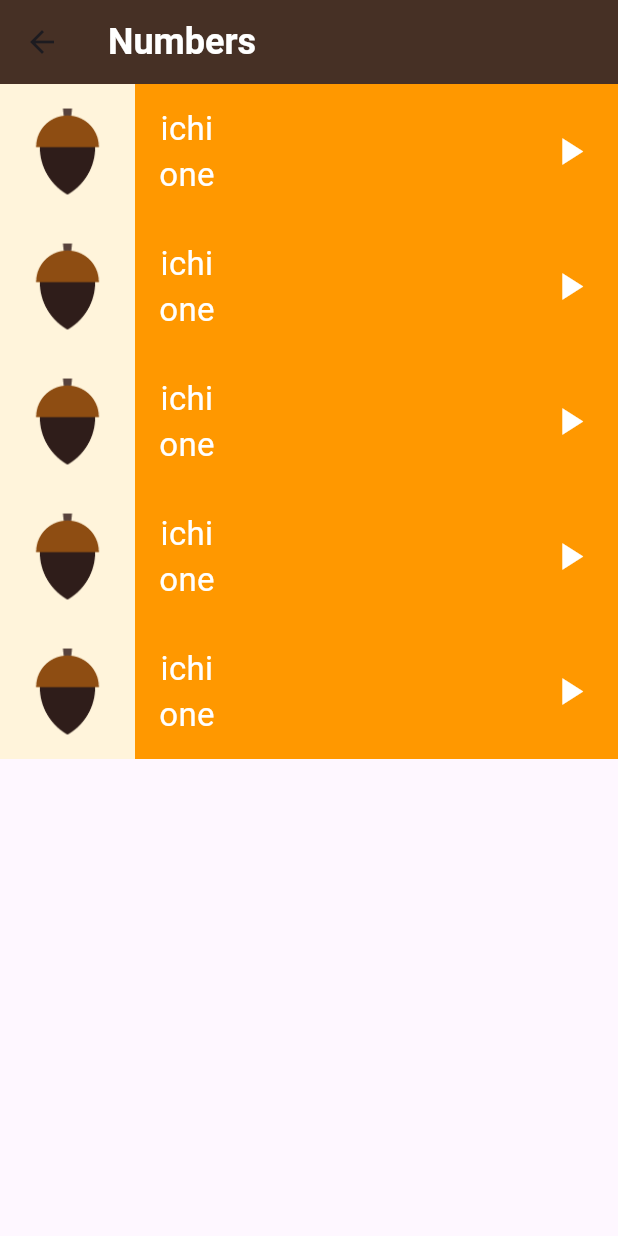
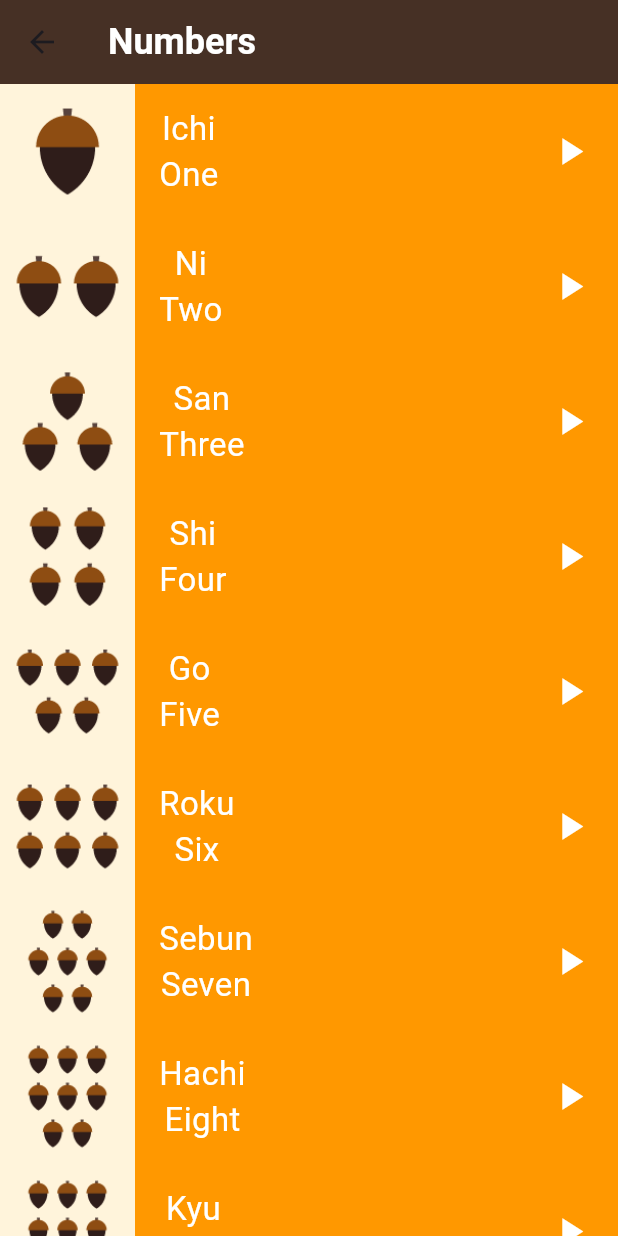
Before and after one commit to OsamaAliLasheen/toku_app, a Flutter app: the NumbersPage screen opened by its route, on a phone screen of 412 x 824 dp. Run offline on Flutter 3.47's test engine with Material 3 defaults, Android fonts, the phone set to English and light mode, and no system bars.

Commit message:
-Added numbers 1 -> 9.

```diff
--- a/lib/screens/numbers_page.dart
+++ b/lib/screens/numbers_page.dart
@@ -7,8 +7,48 @@ class NumbersPage extends StatelessWidget {
 
   Number one = const Number(
     image: 'assets/images/numbers/number_one.png',
-    jpName: 'ichi',
-    engName: 'one',
+    jpName: 'Ichi',
+    engName: 'One',
+  );
+  Number two = const Number(
+    image: 'assets/images/numbers/number_two.png',
+    jpName: 'Ni',
+    engName: 'Two',
+  );
+  Number three = const Number(
+    image: 'assets/images/numbers/number_three.png',
+    jpName: 'San',
+    engName: 'Three',
+  );
+  Number four = const Number(
+    image: 'assets/images/numbers/number_four.png',
+    jpName: 'Shi',
+    engName: 'Four',
+  );
+  Number five = const Number(
+    image: 'assets/images/numbers/number_five.png',
+    jpName: 'Go',
+    engName: 'Five',
+  );
+  Number six = const Number(
+    image: 'assets/images/numbers/number_six.png',
+    jpName: 'Roku',
+    engName: 'Six',
+  );
+  Number seven = const Number(
+    image: 'assets/images/numbers/number_seven.png',
+    jpName: 'Sebun',
+    engName: 'Seven',
+  );
+  Number eight = const Number(
+    image: 'assets/images/numbers/number_eight.png',
+    jpName: 'Hachi',
+    engName: 'Eight',
+  );
+  Number nine = const Number(
+    image: 'assets/images/numbers/number_nine.png',
+    jpName: 'Kyu',
+    engName: 'Nine',
   );
 
   @override
@@ -28,16 +68,28 @@ class NumbersPage extends StatelessWidget {
               number: one,
             ),
             NumbersContainer(
-              number: one,
+              number: two,
             ),
             NumbersContainer(
-              number: one,
+              number: three,
             ),
             NumbersContainer(
-              number: one,
+              number: four,
             ),
             NumbersContainer(
-              number: one,
+              number: five,
+            ),
+            NumbersContainer(
+              number: six,
+            ),
+            NumbersContainer(
+              number: seven,
+            ),
+            NumbersContainer(
+              number: eight,
+            ),
+            NumbersContainer(
+              number: nine,
             ),
           ],
         ));
```
